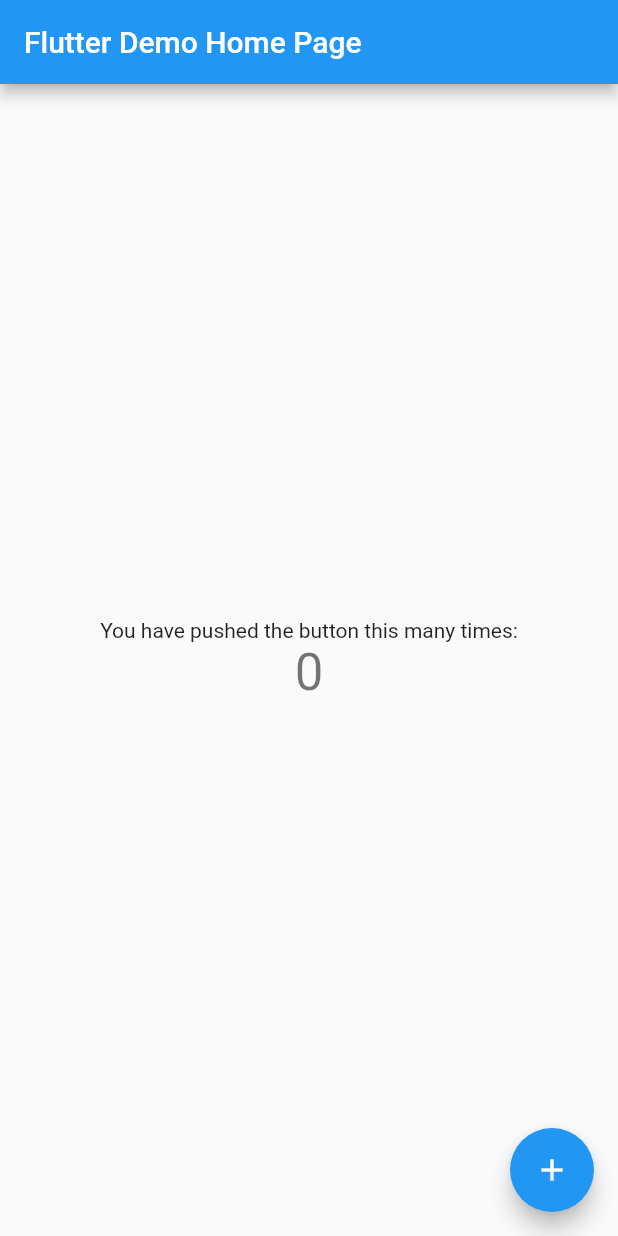
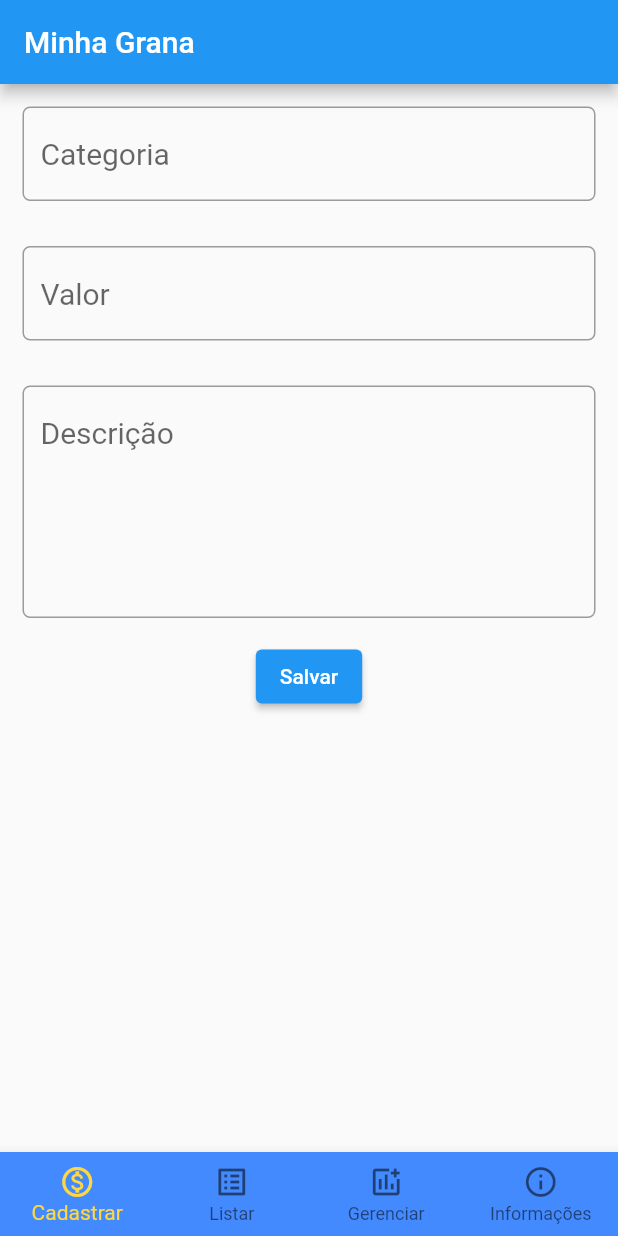
Before and after one commit to jjunio01/minha-grana, a Flutter app: the screen it shows after launch, on a phone screen of 412 x 824 dp. Run offline on Flutter 3.47's test engine with Material 2 defaults, Android fonts, the phone set to English and light mode, and no system bars; our stand-ins replace sqflite; accounts and stored records are empty.

Commit message:
Criação do layout das páginas e estrutura do APP

```diff
--- a/lib/database/dao/despesa_dao_impl.dart
+++ b/lib/database/dao/despesa_dao_impl.dart
@@ -6,6 +6,8 @@
 import '../scripts.dart';
 
 class DespesaDAOImpl implements DespesaDAO {
+  DespesaDAOImpl();
+
   @override
   Future<List<Despesa>> findAll() async {
     Database db = await DBProvider.conexao;
--- a/lib/main.dart
+++ b/lib/main.dart
@@ -1,4 +1,9 @@
 import 'package:flutter/material.dart';
+import 'package:minha_grana/pages/formulario_despesa_page.dart';
+import 'package:minha_grana/pages/info_page.dart';
+
+import 'pages/despesa_page.dart';
+import 'pages/gerenciar_page.dart';
 
 void main() {
   runApp(const MyApp());
@@ -7,39 +12,20 @@
 class MyApp extends StatelessWidget {
   const MyApp({super.key});
 
-  // This widget is the root of your application.
   @override
   Widget build(BuildContext context) {
     return MaterialApp(
-      title: 'Flutter Demo',
+      title: 'Minha Grana',
       theme: ThemeData(
-        // This is the theme of your application.
-        //
-        // Try running your application with "flutter run". You'll see the
-        // application has a blue toolbar. Then, without quitting the app, try
-        // changing the primarySwatch below to Colors.green and then invoke
-        // "hot reload" (press "r" in the console where you ran "flutter run",
-        // or simply save your changes to "hot reload" in a Flutter IDE).
-        // Notice that the counter didn't reset back to zero; the application
-        // is not restarted.
         primarySwatch: Colors.blue,
       ),
-      home: const MyHomePage(title: 'Flutter Demo Home Page'),
+      home: const MyHomePage(title: 'Minha Grana'),
     );
   }
 }
 
 class MyHomePage extends StatefulWidget {
   const MyHomePage({super.key, required this.title});
-
-  // This widget is the home page of your application. It is stateful, meaning
-  // that it has a State object (defined below) that contains fields that affect
-  // how it looks.
-
-  // This class is the configuration for the state. It holds the values (in this
-  // case the title) provided by the parent (in this case the App widget) and
-  // used by the build method of the State. Fields in a Widget subclass are
-  // always marked "final".
 
   final String title;
 
@@ -48,68 +34,55 @@
 }
 
 class _MyHomePageState extends State<MyHomePage> {
-  int _counter = 0;
+  int _selectedIndex = 0;
+  static const List<Widget> _pages = <Widget>[
+    FormularioDespesa(),
+    DespesaPage(),
+    GerenciaDespesas(),
+    InfoPage()
+  ];
+  final _bottomNavigatorBarItens = <BottomNavigationBarItem>[
+    const BottomNavigationBarItem(
+      icon: Icon(Icons.monetization_on_outlined),
+      label: 'Cadastrar',
+    ),
+    const BottomNavigationBarItem(
+      icon: Icon(Icons.list_alt_outlined),
+      label: 'Listar',
+    ),
+    const BottomNavigationBarItem(
+      icon: Icon(Icons.add_chart_outlined),
+      label: 'Gerenciar',
+    ),
+    const BottomNavigationBarItem(
+      icon: Icon(Icons.info_outlined),
+      label: 'Informações',
+    ),
+  ];
 
-  void _incrementCounter() {
+  void _itemSelecionado(int index) {
     setState(() {
-      // This call to setState tells the Flutter framework that something has
-      // changed in this State, which causes it to rerun the build method below
-      // so that the display can reflect the updated values. If we changed
-      // _counter without calling setState(), then the build method would not be
-      // called again, and so nothing would appear to happen.
-      _counter++;
+      _selectedIndex = index;
     });
   }
 
   @override
   Widget build(BuildContext context) {
-    // This method is rerun every time setState is called, for instance as done
-    // by the _incrementCounter method above.
-    //
-    // The Flutter framework has been optimized to make rerunning build methods
-    // fast, so that you can just rebuild anything that needs updating rather
-    // than having to individually change instances of widgets.
     return Scaffold(
       appBar: AppBar(
-        // Here we take the value from the MyHomePage object that was created by
-        // the App.build method, and use it to set our appbar title.
         title: Text(widget.title),
       ),
       body: Center(
-        // Center is a layout widget. It takes a single child and positions it
-        // in the middle of the parent.
-        child: Column(
-          // Column is also a layout widget. It takes a list of children and
-          // arranges them vertically. By default, it sizes itself to fit its
-          // children horizontally, and tries to be as tall as its parent.
-          //
-          // Invoke "debug painting" (press "p" in the console, choose the
-          // "Toggle Debug Paint" action from the Flutter Inspector in Android
-          // Studio, or the "Toggle Debug Paint" command in Visual Studio Code)
-          // to see the wireframe for each widget.
-          //
-          // Column has various properties to control how it sizes itself and
-          // how it positions its children. Here we use mainAxisAlignment to
-          // center the children vertically; the main axis here is the vertical
-          // axis because Columns are vertical (the cross axis would be
-          // horizontal).
-          mainAxisAlignment: MainAxisAlignment.center,
-          children: <Widget>[
-            const Text(
-              'You have pushed the button this many times:',
-            ),
-            Text(
-              '$_counter',
-              style: Theme.of(context).textTheme.headline4,
-            ),
-          ],
-        ),
+        child: _pages.elementAt(_selectedIndex),
       ),
-      floatingActionButton: FloatingActionButton(
-        onPressed: _incrementCounter,
-        tooltip: 'Increment',
-        child: const Icon(Icons.add),
-      ), // This trailing comma makes auto-formatting nicer for build methods.
+      bottomNavigationBar: BottomNavigationBar(
+        items: _bottomNavigatorBarItens,
+        type: BottomNavigationBarType.fixed,
+        currentIndex: _selectedIndex,
+        selectedItemColor: Colors.amberAccent,
+        backgroundColor: Colors.blueAccent,
+        onTap: _itemSelecionado,
+      ),
     );
   }
 }
--- a/lib/models/despesa.dart
+++ b/lib/models/despesa.dart
@@ -4,8 +4,8 @@
   final String descricao;
   final int? id;
 
-  Despesa(
-    this.id, {
+  Despesa({
+    this.id,
     required this.categoria,
     required this.valor,
     required this.descricao,
--- /dev/null
+++ b/lib/pages/formulario_despesa_page.dart
@@ -0,0 +1,72 @@
+import 'package:flutter/material.dart';
+import 'package:minha_grana/models/despesa.dart';
+
+class FormularioDespesa extends StatelessWidget {
+  const FormularioDespesa({super.key});
+
+  @override
+  Widget build(BuildContext context) {
+    TextEditingController controllerCategoria = TextEditingController();
+    TextEditingController controllerValor = TextEditingController();
+    TextEditingController controllerDescricao = TextEditingController();
+    return Material(
+      child: Column(
+        children: [
+          Padding(
+            padding: const EdgeInsets.all(15.0),
+            child: TextField(
+              decoration: InputDecoration(
+                  border: OutlineInputBorder(
+                      borderRadius: BorderRadius.circular(5.0),
+                      borderSide: const BorderSide(
+                          color: Colors.black12, style: BorderStyle.solid)),
+                  hintText: 'Categoria'),
+              controller: controllerCategoria,
+              style: const TextStyle(fontSize: 20.0),
+            ),
+          ),
+          Padding(
+            padding: const EdgeInsets.all(15.0),
+            child: TextField(
+              keyboardType: TextInputType.number,
+              decoration: InputDecoration(
+                  border: OutlineInputBorder(
+                      borderRadius: BorderRadius.circular(5.0),
+                      borderSide: const BorderSide(
+                          color: Colors.black12, style: BorderStyle.solid)),
+                  hintText: 'Valor'),
+              controller: controllerValor,
+              style: const TextStyle(fontSize: 20.0),
+            ),
+          ),
+          Padding(
+            padding: const EdgeInsets.all(15.0),
+            child: TextField(
+              keyboardType: TextInputType.multiline,
+              maxLines: 5,
+              decoration: InputDecoration(
+                  border: OutlineInputBorder(
+                      borderRadius: BorderRadius.circular(5.0),
+                      borderSide: const BorderSide(
+                          color: Colors.black12, style: BorderStyle.solid)),
+                  hintText: 'Descrição'),
+              controller: controllerDescricao,
+              style: const TextStyle(fontSize: 20.0),
+            ),
+          ),
+          ElevatedButton(
+            onPressed: () {
+              Despesa novoDespesa = Despesa(
+                categoria: controllerCategoria.text,
+                valor: double.parse(controllerValor.text),
+                descricao: controllerDescricao.text,
+
+              );
+            },
+            child: const Text('Salvar'),
+          ),
+        ],
+      ),
+    );
+  }
+}
```
Also changed, not shown: lib/pages/despesa_page.dart (added, +47 -0 lines), lib/pages/gerenciar_page.dart (added, +20 -0 lines), lib/pages/info_page.dart (added, +19 -0 lines).
